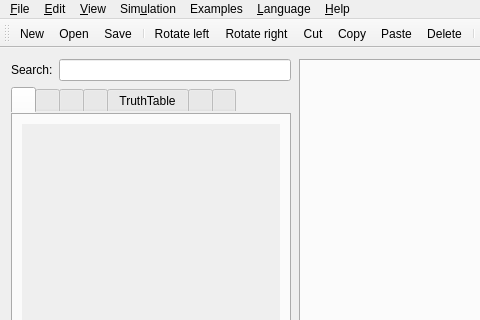
Old version of the form app/mainwindow.ui in the repository GIBIS-UNIFESP/wiRedPanda; both pictures show x 0 to 480 and y 0 to 320 of the 886 by 765 pixel window.
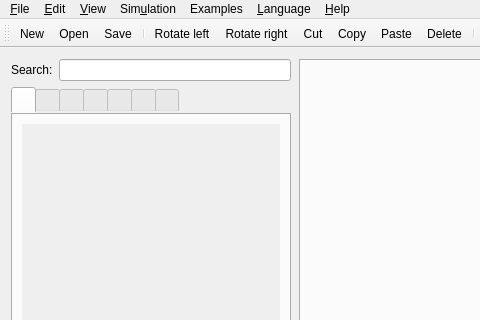
New version of the form. The open tabs and pages were chosen to show the change. Icons and pictures are not drawn. Custom widgets are drawn as their Qt base class.

What changed in the file:
```diff
--- a/app/mainwindow.ui
+++ b/app/mainwindow.ui
@@ -348,7 +348,7 @@
             </widget>
             <widget class="QWidget" name="truthtable">
              <attribute name="title">
-              <string>TruthTable</string>
+              <string/>
              </attribute>
              <attribute name="toolTip">
               <string>TruthTable</string>
```
Left out of the diff: 26 changed lines with no effect on the pictures.
